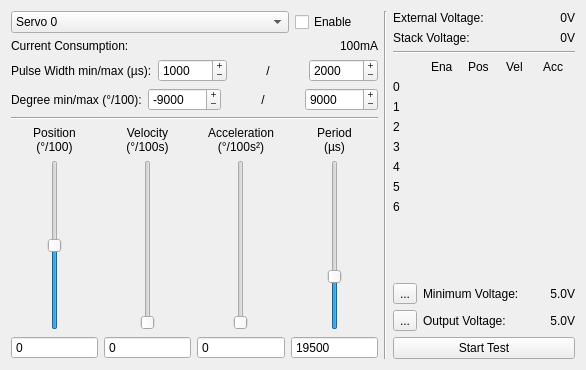
The window that src/brickv/plugin_system/plugins/servo/ui/servo.ui (Tinkerforge/brickv) describes before a commit, drawn with Qt 5.
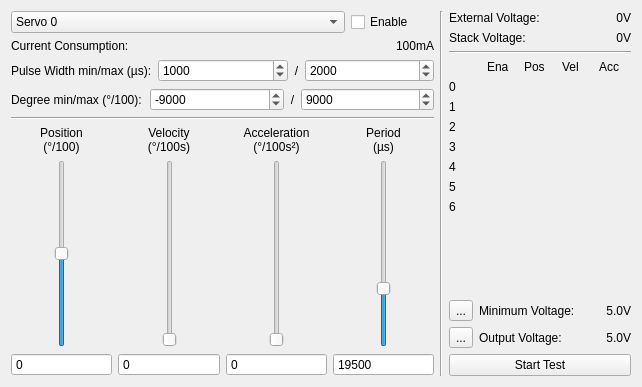
The same window after the commit.

```diff
--- a/src/brickv/plugin_system/plugins/servo/ui/servo.ui
+++ b/src/brickv/plugin_system/plugins/servo/ui/servo.ui
@@ -6,8 +6,8 @@
    <rect>
     <x>0</x>
     <y>0</y>
-    <width>586</width>
-    <height>370</height>
+    <width>642</width>
+    <height>387</height>
    </rect>
   </property>
   <property name="windowTitle">
@@ -129,9 +129,6 @@
          </item>
          <item>
           <widget class="QSpinBox" name="pulse_width_min_spin">
-           <property name="buttonSymbols">
-            <enum>QAbstractSpinBox::PlusMinus</enum>
-           </property>
            <property name="maximum">
             <number>65535</number>
            </property>
@@ -145,6 +142,12 @@
          </item>
          <item>
           <widget class="QLabel" name="pulse_width_label">
+           <property name="sizePolicy">
+            <sizepolicy hsizetype="Fixed" vsizetype="Preferred">
+             <horstretch>0</horstretch>
+             <verstretch>0</verstretch>
+            </sizepolicy>
+           </property>
            <property name="text">
             <string>/</string>
            </property>
@@ -155,9 +158,6 @@
          </item>
          <item>
           <widget class="QSpinBox" name="pulse_width_max_spin">
-           <property name="buttonSymbols">
-            <enum>QAbstractSpinBox::PlusMinus</enum>
-           </property>
            <property name="maximum">
             <number>65535</number>
            </property>
@@ -182,9 +182,6 @@
          </item>
          <item>
           <widget class="QSpinBox" name="degree_min_spin">
-           <property name="buttonSymbols">
-            <enum>QAbstractSpinBox::PlusMinus</enum>
-           </property>
            <property name="minimum">
             <number>-32767</number>
            </property>
@@ -202,7 +199,7 @@
          <item>
           <widget class="QLabel" name="degree_width_label">
            <property name="sizePolicy">
-            <sizepolicy hsizetype="Preferred" vsizetype="Preferred">
+            <sizepolicy hsizetype="Fixed" vsizetype="Preferred">
              <horstretch>0</horstretch>
              <verstretch>0</verstretch>
             </sizepolicy>
@@ -217,9 +214,6 @@
          </item>
          <item>
           <widget class="QSpinBox" name="degree_max_spin">
-           <property name="buttonSymbols">
-            <enum>QAbstractSpinBox::PlusMinus</enum>
-           </property>
            <property name="minimum">
             <number>-32767</number>
            </property>
```
